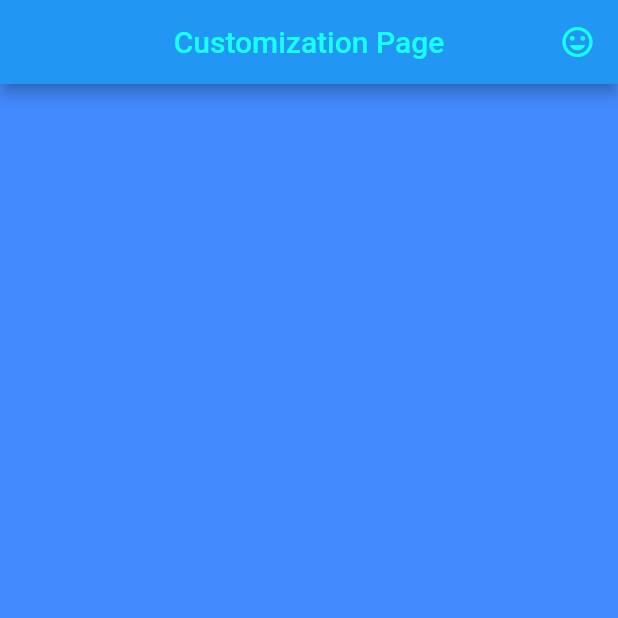
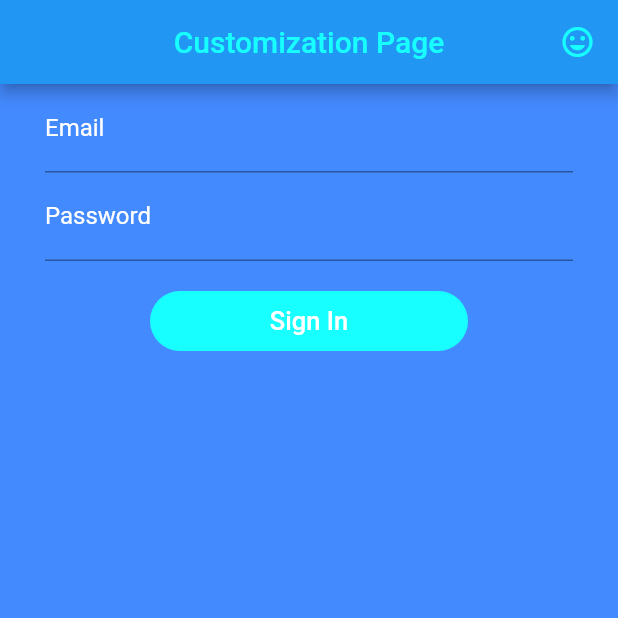
Before and after one commit to komzakdroid/uitasks, a Flutter app: the screen it shows after launch, on a phone screen of 412 x 824 dp, the top half of it. Run offline on Flutter 3.47's test engine with Material 2 defaults, Android fonts, the phone set to English and light mode, and no system bars.

```diff
--- a/lib/main.dart
+++ b/lib/main.dart
@@ -1,4 +1,6 @@
 import 'package:flutter/material.dart';
+import 'package:uitasks/models/Account.dart';
+import 'package:uitasks/pages/profile_page.dart';
 import 'package:uitasks/pages/textfields_page.dart';
 
 void main() {
@@ -10,11 +12,13 @@ class MyApp extends StatelessWidget {
 
   @override
   Widget build(BuildContext context) {
+    Account account = Account.empty();
     return MaterialApp(
         home: TextFields_Page(),
         debugShowCheckedModeBanner: false,
         routes: {
           TextFields_Page.id: (context) => TextFields_Page(),
+          ProfilePage.id: (context) => ProfilePage(account),
         });
   }
 }
--- /dev/null
+++ b/lib/models/Account.dart
@@ -0,0 +1,20 @@
+class Account {
+  var _email;
+  var _password;
+
+  Account.empty();
+
+  Account(this._email, this._password);
+
+  get password => _password;
+
+  set password(value) {
+    _password = value;
+  }
+
+  get email => _email;
+
+  set email(value) {
+    _email = value;
+  }
+}
--- a/lib/pages/textfields_page.dart
+++ b/lib/pages/textfields_page.dart
@@ -1,4 +1,6 @@
 import 'package:flutter/material.dart';
+import 'package:uitasks/models/Account.dart';
+import 'package:uitasks/pages/profile_page.dart';
 
 class TextFields_Page extends StatefulWidget {
   static const String id = "textfields_page";
@@ -10,6 +12,25 @@ class TextFields_Page extends StatefulWidget {
 }
 
 class _TextFields_PageState extends State<TextFields_Page> {
+  final _formKey = GlobalKey<FormState>();
+  late String _email, _password;
+
+  Future _sendAccountInfo(String _email, String _password) async {
+    Account account = Account(_email, _password);
+
+    Map transfer = await Navigator.of(context)
+        .push(MaterialPageRoute(builder: (BuildContext context) {
+      return ProfilePage(account);
+    }));
+  }
+
+  void doSignIn() {
+    if (_formKey.currentState!.validate()) {
+      _formKey.currentState!.save();
+      _sendAccountInfo(_email, _password);
+    }
+  }
+
   @override
   Widget build(BuildContext context) {
     return Scaffold(
@@ -32,6 +53,59 @@ class _TextFields_PageState extends State<TextFields_Page> {
         ],
       ),
       backgroundColor: Colors.blueAccent,
+      body: Form(
+        key: _formKey,
+        child: Column(
+          children: [
+            Padding(
+              padding: EdgeInsets.symmetric(horizontal: 30, vertical: 0),
+              child: TextFormField(
+                cursorColor: Colors.white,
+                decoration: InputDecoration(
+                    floatingLabelStyle: TextStyle(color: Colors.cyan),
+                    labelText: 'Email',
+                    labelStyle: TextStyle(color: Colors.white)),
+                validator: (input) => !input!.contains("@")
+                    ? "Please, Enter a valid email"
+                    : null,
+                onSaved: (input) => _email = input!,
+              ),
+            ),
+            Padding(
+              padding: EdgeInsets.symmetric(horizontal: 30, vertical: 0),
+              child: TextFormField(
+                cursorColor: Colors.white,
+                decoration: InputDecoration(
+                    floatingLabelStyle: TextStyle(color: Colors.cyanAccent),
+                    labelText: 'Password',
+                    labelStyle: TextStyle(color: Colors.white)),
+                validator: (input) =>
+                    input!.length < 6 ? 'Must be at least 6 characters' : null,
+                onSaved: (input) => _password = input!,
+              ),
+            ),
+            Container(
+              margin: EdgeInsets.only(top: 20),
+              padding: EdgeInsets.only(left: 100, right: 100),
+              width: double.infinity,
+              height: 40,
+              child: FlatButton(
+                splashColor: Colors.blue,
+                shape: RoundedRectangleBorder(
+                    borderRadius: BorderRadius.circular(20)),
+                color: Colors.cyanAccent,
+                onPressed: () {
+                  doSignIn();
+                },
+                child: Text(
+                  "Sign In",
+                  style: TextStyle(color: Colors.white, fontSize: 17),
+                ),
+              ),
+            ),
+          ],
+        ),
+      ),
     );
   }
 }
```
Also changed, not shown: lib/pages/profile_page.dart (added, +57 -0 lines).
